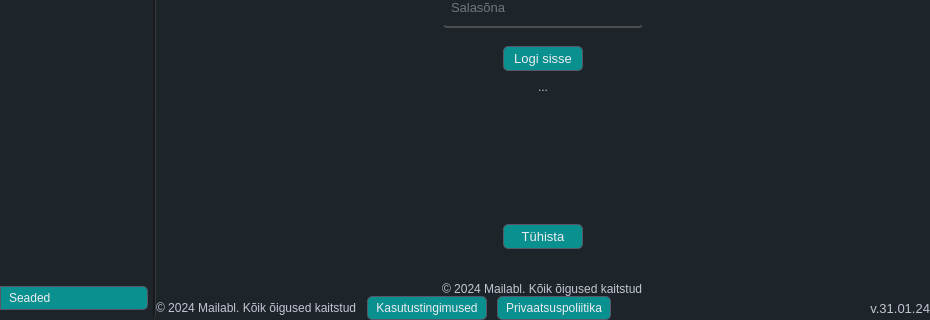
Above: mailabl-qgis/Mailabl_dialog_base.ui from TuloliKalver/mailabl-qgis before the change; both pictures show x 0 to 930 and y 799 to 1119 of the 930 by 1119 pixel window. Below: the same form after it.
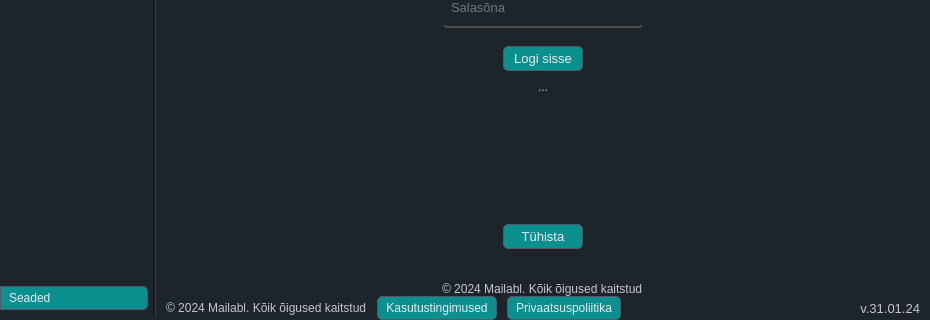
That is the form after the change. Icons and pictures are not drawn. Custom widgets are drawn as their Qt base class.

The edit to the form file:
```diff
--- a/mailabl-qgis/Mailabl_dialog_base.ui
+++ b/mailabl-qgis/Mailabl_dialog_base.ui
@@ -10171,13 +10171,13 @@
                 <number>10</number>
                </property>
                <property name="leftMargin">
-                <number>0</number>
+                <number>10</number>
                </property>
                <property name="topMargin">
                 <number>0</number>
                </property>
                <property name="rightMargin">
-                <number>0</number>
+                <number>10</number>
                </property>
                <property name="bottomMargin">
                 <number>0</number>
```
